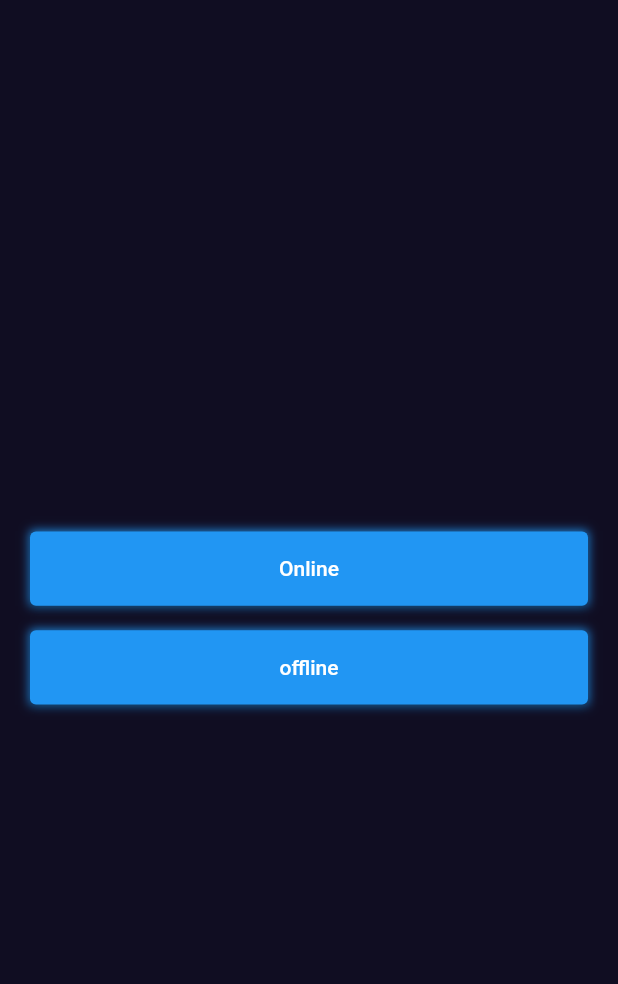
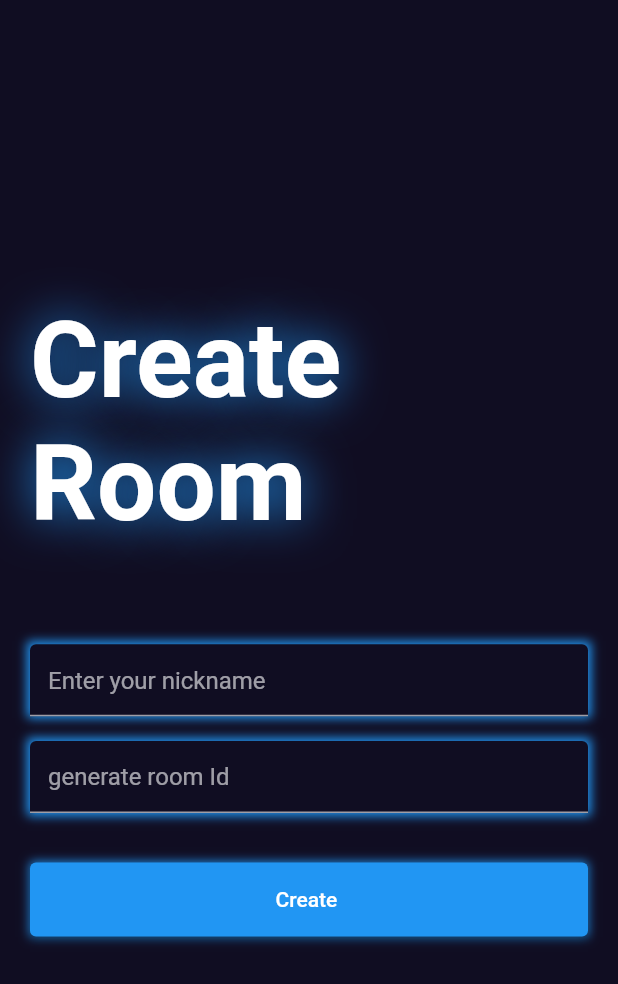
Before and after one commit to ThisIsAnshMalik/tic_tac_toe_2023, a Flutter app: the screen it shows after launch, after a tap on "Online", on a phone screen of 412 x 824 dp. Shown: the top 984 px of the screen. Run offline on Flutter 3.47's test engine with Material 2 defaults, Android fonts, the phone set to English and light mode, and no system bars; our stand-ins replace cloud_firestore, firebase_core, fluttertoast, get; accounts and stored records are empty.

Commit message:
create Room screen and controller done

```diff
--- a/lib/res/components/custom_button.dart
+++ b/lib/res/components/custom_button.dart
@@ -2,7 +2,7 @@ import 'package:flutter/material.dart';
 
 class CustomButton extends StatelessWidget {
   final VoidCallback ontap;
-  final String buttonText;
+  final Widget buttonText;
   const CustomButton({Key? key, required this.ontap, required this.buttonText})
       : super(key: key);
 
@@ -18,7 +18,7 @@ class CustomButton extends StatelessWidget {
         onPressed: ontap,
         style:
             ElevatedButton.styleFrom(minimumSize: Size(width, height * 0.06)),
-        child: Text(buttonText),
+        child: buttonText,
       ),
     );
   }
--- /dev/null
+++ b/lib/res/components/custom_text.dart
@@ -0,0 +1,25 @@
+import 'package:flutter/material.dart';
+
+class CustomText extends StatelessWidget {
+  final List<Shadow> shadows;
+  final double fontSize;
+  final String text;
+  CustomText(
+      {Key? key,
+      required this.shadows,
+      required this.fontSize,
+      required this.text})
+      : super(key: key);
+
+  @override
+  Widget build(BuildContext context) {
+    return Text(
+      text,
+      style: TextStyle(
+          color: Colors.white,
+          fontSize: fontSize,
+          fontWeight: FontWeight.bold,
+          shadows: shadows),
+    );
+  }
+}
--- /dev/null
+++ b/lib/res/components/custom_textfield.dart
@@ -0,0 +1,29 @@
+import 'package:flutter/material.dart';
+import 'package:tic_tac_toe_2023/res/Colors/app_colors.dart';
+
+class CustomTextField extends StatelessWidget {
+  final TextEditingController controller;
+  final String hintText;
+  var validator;
+  CustomTextField({
+    Key? key,
+    required this.controller,
+    required this.hintText,
+    this.validator,
+  }) : super(key: key);
+
+  @override
+  Widget build(BuildContext context) {
+    return Container(
+      decoration: const BoxDecoration(boxShadow: [
+        BoxShadow(color: Colors.blue, blurRadius: 5, spreadRadius: 2)
+      ]),
+      child: TextFormField(
+        validator: validator,
+        controller: controller,
+        decoration: InputDecoration(
+            fillColor: AppColor.primaryColor, filled: true, hintText: hintText),
+      ),
+    );
+  }
+}
--- a/lib/res/routes/routes.dart
+++ b/lib/res/routes/routes.dart
@@ -1,6 +1,9 @@
 import 'package:get/get.dart';
 import 'package:tic_tac_toe_2023/res/routes/routes_name.dart';
 import 'package:tic_tac_toe_2023/view/home/screen/home_screen.dart';
+import 'package:tic_tac_toe_2023/view/online_game/screen/create_room.dart';
+import 'package:tic_tac_toe_2023/view/online_game/screen/join_room.dart';
+import 'package:tic_tac_toe_2023/view/online_game/screen/online_game_screen.dart';
 
 import '../../view/offline_game/screen/offline_game_screen.dart';
 
@@ -16,5 +19,20 @@ class AppRoutes {
             page: (() => const OfflineGameScreen()),
             transition: Transition.leftToRightWithFade,
             transitionDuration: const Duration(milliseconds: 250)),
+        GetPage(
+            name: RouteName.createRoomView,
+            page: (() => const CreateRoomScreen()),
+            transition: Transition.leftToRightWithFade,
+            transitionDuration: const Duration(milliseconds: 250)),
+        GetPage(
+            name: RouteName.joinRoomView,
+            page: (() => const JoinRoomScreen()),
+            transition: Transition.leftToRightWithFade,
+            transitionDuration: const Duration(milliseconds: 250)),
+        GetPage(
+            name: RouteName.onlineGameView,
+            page: (() => const OnlineGameScreen()),
+            transition: Transition.leftToRightWithFade,
+            transitionDuration: const Duration(milliseconds: 250)),
       ];
 }
--- a/lib/res/routes/routes_name.dart
+++ b/lib/res/routes/routes_name.dart
@@ -5,4 +5,10 @@ class RouteName {
   // other routes are declared as below
 
   static const String offlineGameView = '/offline_game_view';
+
+  static const String createRoomView = '/create_room_view';
+
+  static const String joinRoomView = '/join_room_view';
+
+  static const String onlineGameView = '/online_game_view';
 }
--- a/lib/view/home/screen/home_screen.dart
+++ b/lib/view/home/screen/home_screen.dart
@@ -19,7 +19,11 @@ class _HomeScreenState extends State<HomeScreen> {
         child: Column(
           mainAxisAlignment: MainAxisAlignment.center,
           children: [
-            CustomButton(ontap: () {}, buttonText: "Online"),
+            CustomButton(
+                ontap: () {
+                  Get.toNamed(RouteName.createRoomView);
+                },
+                buttonText: const Text("Online")),
             SizedBox(
               height: MediaQuery.of(context).size.height * 0.02,
             ),
@@ -27,7 +31,7 @@ class _HomeScreenState extends State<HomeScreen> {
                 ontap: () {
                   Get.toNamed(RouteName.offlineGameView);
                 },
-                buttonText: "offline")
+                buttonText: const Text("offline"))
           ],
         ),
       ),
--- /dev/null
+++ b/lib/view/online_game/controller/create_room_controller.dart
@@ -0,0 +1,43 @@
+import 'package:flutter/material.dart';
+import 'package:cloud_firestore/cloud_firestore.dart';
+import 'package:get/get.dart';
+import 'package:tic_tac_toe_2023/res/routes/routes_name.dart';
+import 'package:tic_tac_toe_2023/utils/utils.dart';
+
+class CreateRoomController extends GetxController {
+  RxBool loading = false.obs;
+  RxString playerX = "".obs;
+  RxString playerY = "".obs;
+
+  final nameController = TextEditingController().obs;
+  final roomIdController = TextEditingController().obs;
+
+  Future creatRoom({required BuildContext context}) async {
+    loading.value = true;
+    String roomId = roomIdController.value.text.toString();
+    String nickname = nameController.value.text.toString();
+    final ref = FirebaseFirestore.instance.collection('gameroom');
+
+    try {
+      await ref.doc(roomId).set({
+        "P1 joined": true,
+        "P2 joined": false,
+        "room id": roomId,
+        "player data": {"P1 name": nickname, "P2 name": ""}
+      }).then((value) {
+        loading.value = false;
+        debugPrint("room created");
+        Utils.snackBar("Created", "room created");
+        Get.offNamed(RouteName.onlineGameView);
+      }).onError((error, stackTrace) {
+        loading.value = false;
+        debugPrint("error in creating room :- ${error.toString()}");
+        Utils.snackBar("error", "error in creating room");
+      });
+    } catch (e) {
+      loading.value = false;
+      debugPrint("error in trying creating room :- ${e.toString()}");
+      Utils.snackBar("error", "error in trying creating room");
+    }
+  }
+}
--- /dev/null
+++ b/lib/view/online_game/screen/create_room.dart
@@ -0,0 +1,90 @@
+import 'package:flutter/material.dart';
+import 'package:get/get.dart';
+import 'package:tic_tac_toe_2023/res/Colors/app_colors.dart';
+import 'package:tic_tac_toe_2023/res/components/custom_button.dart';
+import 'package:tic_tac_toe_2023/res/components/custom_text.dart';
+import 'package:tic_tac_toe_2023/res/components/custom_textfield.dart';
+import 'package:tic_tac_toe_2023/view/online_game/controller/create_room_controller.dart';
+
+class CreateRoomScreen extends StatefulWidget {
+  const CreateRoomScreen({Key? key}) : super(key: key);
+
+  @override
+  State<CreateRoomScreen> createState() => _CreateRoomScreenState();
+}
+
+class _CreateRoomScreenState extends State<CreateRoomScreen> {
+  final createRoomController = Get.put(CreateRoomController());
+
+  final GlobalKey<FormState> _formKey = GlobalKey<FormState>();
+  @override
+  Widget build(BuildContext context) {
+    return Scaffold(
+      body: Container(
+        margin: const EdgeInsets.symmetric(horizontal: 20),
+        child: Center(
+          child: SingleChildScrollView(
+            child: Form(
+              key: _formKey,
+              child: Column(
+                mainAxisAlignment: MainAxisAlignment.center,
+                crossAxisAlignment: CrossAxisAlignment.center,
+                children: [
+                  CustomText(text: "Create Room", fontSize: 70, shadows: const [
+                    Shadow(blurRadius: 40, color: Colors.blue)
+                  ]),
+                  SizedBox(
+                    height: Get.height * 0.08,
+                  ),
+                  CustomTextField(
+                      validator: (value) {
+                        if (value!.isEmpty) {
+                          return ("Name is required");
+                        }
+                        return null;
+                      },
+                      controller: createRoomController.nameController.value,
+                      hintText: "Enter your nickname"),
+                  SizedBox(
+                    height: Get.height * 0.02,
+                  ),
+                  CustomTextField(
+                      validator: (value) {
+                        if (value!.isEmpty) {
+                          return ("Room Id is required");
+                        } else if (value.length < 6) {
+                          return ("Room Id must be greater than 6");
+                        }
+                        return null;
+                      },
+                      controller: createRoomController.roomIdController.value,
+                      hintText: "generate room Id"),
+                  SizedBox(
+                    height: Get.height * 0.04,
+                  ),
+                  Obx((() {
+                    return CustomButton(
+                        ontap: () {
+                          if (!_formKey.currentState!.validate()) {
+                            return;
+                          } else {
+                            createRoomController.creatRoom(
+                              context: context,
+                            );
+                          }
+                        },
+                        buttonText: createRoomController.loading.value == true
+                            ? const CircularProgressIndicator(
+                                color: AppColor.wightColor,
+                              )
+                            : const Text("Create "));
+                  }))
+                ],
+              ),
+            ),
+          ),
+        ),
+      ),
+    );
+  }
+}
--- /dev/null
+++ b/lib/view/online_game/screen/join_room.dart
@@ -0,0 +1,15 @@
+import 'package:flutter/material.dart';
+
+class JoinRoomScreen extends StatefulWidget {
+  const JoinRoomScreen({Key? key}) : super(key: key);
+
+  @override
+  State<JoinRoomScreen> createState() => _JoinRoomScreenState();
+}
+
+class _JoinRoomScreenState extends State<JoinRoomScreen> {
+  @override
+  Widget build(BuildContext context) {
+    return Scaffold();
+  }
+}
--- /dev/null
+++ b/lib/view/online_game/screen/online_game_screen.dart
@@ -0,0 +1,15 @@
+import 'package:flutter/material.dart';
+
+class OnlineGameScreen extends StatefulWidget {
+  const OnlineGameScreen({Key? key}) : super(key: key);
+
+  @override
+  State<OnlineGameScreen> createState() => _OnlineGameScreenState();
+}
+
+class _OnlineGameScreenState extends State<OnlineGameScreen> {
+  @override
+  Widget build(BuildContext context) {
+    return Scaffold();
+  }
+}
```
